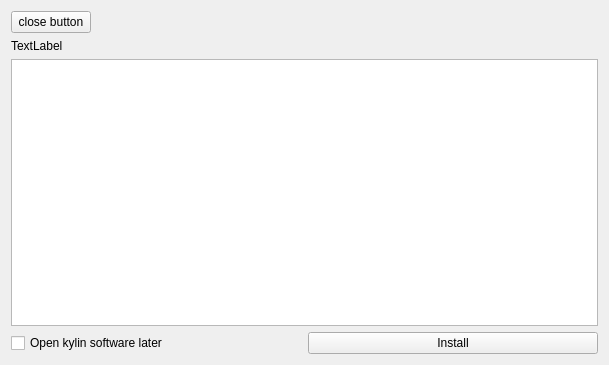
First picture: the form in src/mainwindow.ui, repository UbuntuKylin/ubuntu-kylin-wizard, before the edit.
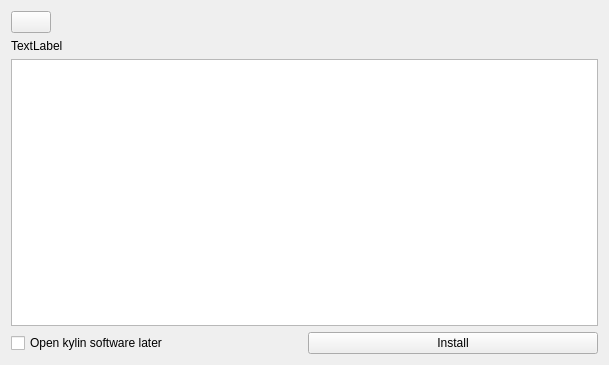
Second picture: the form after the edit.

What changed in the file:
```diff
--- a/src/mainwindow.ui
+++ b/src/mainwindow.ui
@@ -35,7 +35,7 @@
          <enum>Qt::LeftToRight</enum>
         </property>
         <property name="text">
-         <string>close button</string>
+         <string/>
         </property>
        </widget>
       </item>
```
